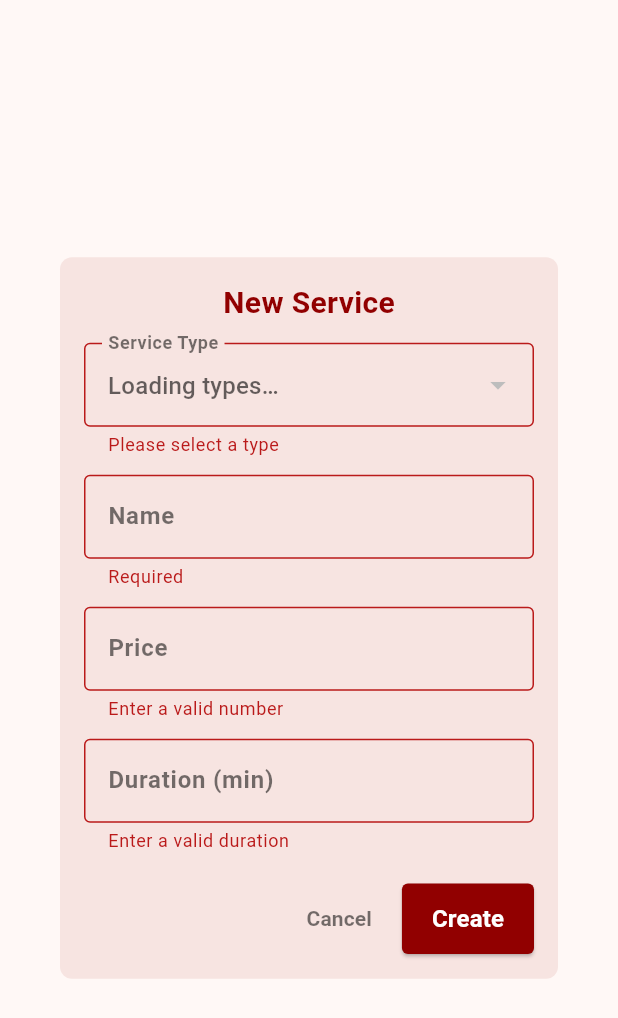
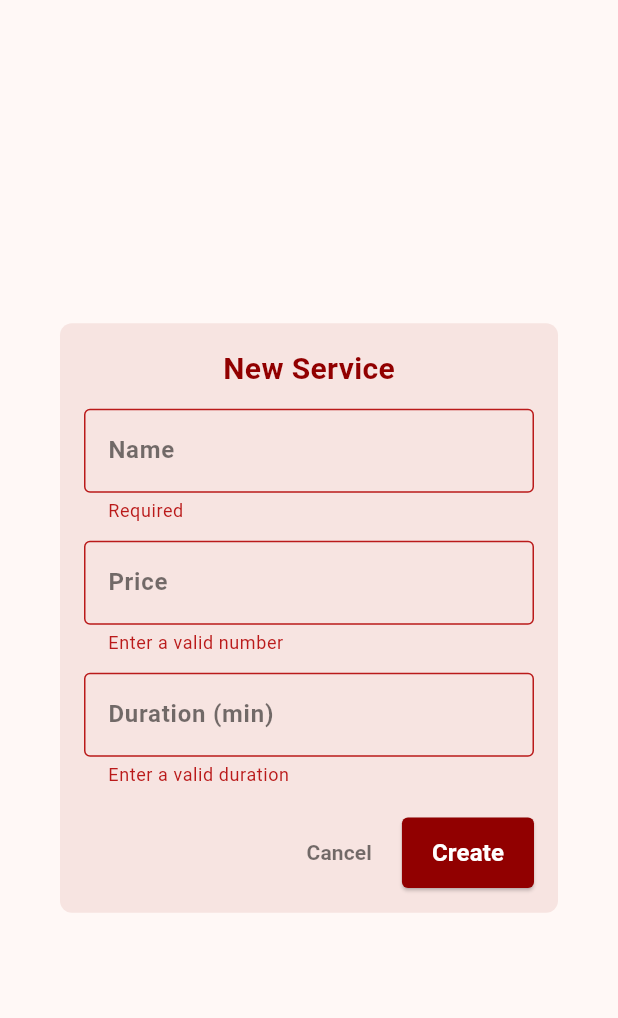
Before and after one commit to ediizvernari/Heart_App, a Flutter app: the MedicalServiceFormDialog widget shown alone on an empty page, opened directly, after a tap on "Create", on a phone screen of 412 x 824 dp. Shown: the top 1018 px of the screen. Run offline on Flutter 3.47's test engine with Material 3 defaults, Android fonts, the phone set to English and light mode, and no system bars; our stand-ins replace dio, flutter_secure_storage, jwt_decoder; accounts and stored records are empty; network calls fail; statements that could not run were skipped.

Commit message:
Removed medical service type editing for the medical service editing feature

```diff
--- a/frontend/lib/features/medical_service/presentation/widgets/medical_service_form_dialog.dart
+++ b/frontend/lib/features/medical_service/presentation/widgets/medical_service_form_dialog.dart
@@ -17,7 +17,6 @@ class MedicalServiceFormDialog extends StatefulWidget {
 
 class _MedicalServiceFormDialogState extends State<MedicalServiceFormDialog> {
   final _formKey = GlobalKey<FormState>();
-  int? _selectedTypeId;
   late TextEditingController _medicalServiceNameController;
   late TextEditingController _medicalServicePriceController;
   late TextEditingController _medicalServiceDurationController;
@@ -26,12 +25,10 @@ class _MedicalServiceFormDialogState extends State<MedicalServiceFormDialog> {
   void initState() {
     super.initState();
     final svc = widget.service;
-    _selectedTypeId = svc?.medicalServiceTypeId;
     _medicalServiceNameController = TextEditingController(text: svc?.name ?? '');
     _medicalServicePriceController = TextEditingController(text: svc != null ? svc.price.toString() : '');
     _medicalServiceDurationController = TextEditingController(text: svc != null ? svc.durationMinutes.toString() : '');
 
-    // Ensure types are loaded if needed
     final controller = context.read<MedicalServiceController>();
     if (controller.medicalServiceTypes.isEmpty) {
       controller.getAllMedicalServiceData();
@@ -49,7 +46,6 @@ class _MedicalServiceFormDialogState extends State<MedicalServiceFormDialog> {
   @override
   Widget build(BuildContext context) {
     final controller = context.watch<MedicalServiceController>();
-    final types = controller.medicalServiceTypes;
 
     return Dialog(
       shape: RoundedRectangleBorder(
@@ -64,7 +60,7 @@ class _MedicalServiceFormDialogState extends State<MedicalServiceFormDialog> {
             child: Column(
               mainAxisSize: MainAxisSize.min,
               children: [
-                // 1) Title
+
                 Text(
                   widget.service == null ? 'New Service' : 'Edit Service',
                   style: AppTextStyles.dialogTitle.copyWith(
@@ -73,41 +69,6 @@ class _MedicalServiceFormDialogState extends State<MedicalServiceFormDialog> {
                 ),
                 const SizedBox(height: 12),
 
-                // 2) Type dropdown
-                DropdownButtonFormField<int>(
-                  isExpanded: true,
-                  value: _selectedTypeId,
-                  decoration: InputDecoration(
-                    labelText: 'Service Type',
-                    labelStyle: AppTextStyles.subheader.copyWith(
-                      color: Colors.black54,
-                    ),
-                    border: const OutlineInputBorder(),
-                    hintText: types.isEmpty ? 'Loading types…' : null,
-                    hintStyle: AppTextStyles.dialogContent.copyWith(
-                      color: Colors.black38,
-                    ),
-                  ),
-                  items: types
-                      .map((t) => DropdownMenuItem<int>(
-                            value: t.id,
-                            child: Text(
-                              t.name,
-                              style: AppTextStyles.dialogContent.copyWith(
-                                color: Colors.black87,
-                              ),
-                              overflow: TextOverflow.ellipsis,
-                            ),
-                          ))
-                      .toList(),
-                  onChanged:
-                      types.isEmpty ? null : (v) => setState(() => _selectedTypeId = v),
-                  validator: (v) =>
-                      v == null ? 'Please select a type' : null,
-                ),
-                const SizedBox(height: 12),
-
-                // 3) Name field
                 TextFormField(
                   controller: _medicalServiceNameController,
                   style: AppTextStyles.dialogContent.copyWith(
@@ -208,12 +169,11 @@ class _MedicalServiceFormDialogState extends State<MedicalServiceFormDialog> {
                         final name = _medicalServiceNameController.text.trim();
                         final price = double.parse(_medicalServicePriceController.text.trim());
                         final duration = int.parse(_medicalServiceDurationController.text.trim());
-                        final typeId = _selectedTypeId!;
 
                         final newService = MedicalService(
                           id: widget.service?.id ?? 0,
                           medicId: widget.service?.medicId ?? 0,
-                          medicalServiceTypeId: typeId,
+                          medicalServiceTypeId: widget.service?.medicalServiceTypeId ?? 0,
                           name: name,
                           price: price.toInt(),
                           durationMinutes: duration,
```
